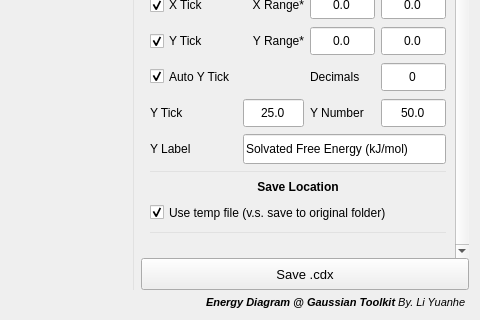
Above: UI/Draw_Energy_Diagram_UI_XML.ui from liyuanhe211/Energy_Diagram_Plotter_CDXML before the change; both pictures show x 617 to 1097 and y 364 to 684 of the 1097 by 684 pixel window. Below: the same form after it.
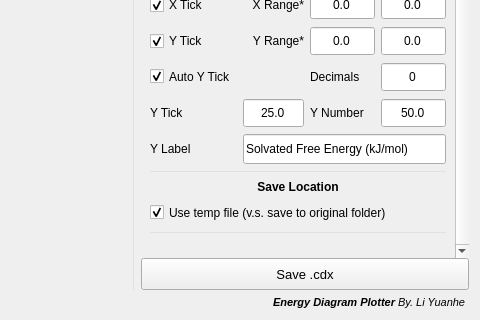
That is the form after the change.

Patch:
```diff
--- a/UI/Draw_Energy_Diagram_UI_XML.ui
+++ b/UI/Draw_Energy_Diagram_UI_XML.ui
@@ -1292,7 +1292,7 @@
         </font>
        </property>
        <property name="text">
-        <string>&lt;html&gt;&lt;head/&gt;&lt;body&gt;&lt;p&gt;&lt;span style=&quot; font-size:8pt; font-weight:600; font-style:italic;&quot;&gt;Energy Diagram&lt;/span&gt;&lt;span style=&quot; font-size:8pt; font-weight:600;&quot;&gt; @ &lt;/span&gt;&lt;span style=&quot; font-size:8pt; font-weight:600; font-style:italic;&quot;&gt;Gaussian Toolkit &lt;/span&gt;&lt;span style=&quot; font-size:8pt; font-style:italic;&quot;&gt;By. Li Yuanhe &lt;/span&gt;&lt;/p&gt;&lt;/body&gt;&lt;/html&gt;</string>
+        <string>&lt;html&gt;&lt;head/&gt;&lt;body&gt;&lt;p&gt;&lt;span style=&quot; font-size:8pt; font-weight:600; font-style:italic;&quot;&gt;Energy Diagram Plotter &lt;/span&gt;&lt;span style=&quot; font-size:8pt; font-style:italic;&quot;&gt;By. Li Yuanhe &lt;/span&gt;&lt;/p&gt;&lt;/body&gt;&lt;/html&gt;</string>
        </property>
       </widget>
      </item>
```
Left out of the diff: 4 changed lines with no effect on the pictures.
